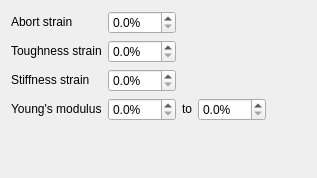
Old version of the form mech_analyser/experiment/instron_68tm/failure/view.ui in the repository ksonter95/InstronAnalyser.
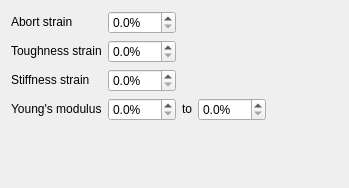
New version of the form.

The edit to the form file:
```diff
--- a/mech_analyser/experiment/instron_68tm/failure/view.ui
+++ b/mech_analyser/experiment/instron_68tm/failure/view.ui
@@ -2,6 +2,14 @@
 <ui version="4.0">
  <class>Failure</class>
  <widget class="QWidget" name="w_Failure">
+  <property name="geometry">
+   <rect>
+    <x>0</x>
+    <y>0</y>
+    <width>349</width>
+    <height>188</height>
+   </rect>
+  </property>
   <layout class="QGridLayout" name="gl_Failure">
    <item row="0" column="0">
     <widget class="QLabel" name="l_Abort">
```
Left out of the diff: 2 changed lines with no effect on the pictures.
